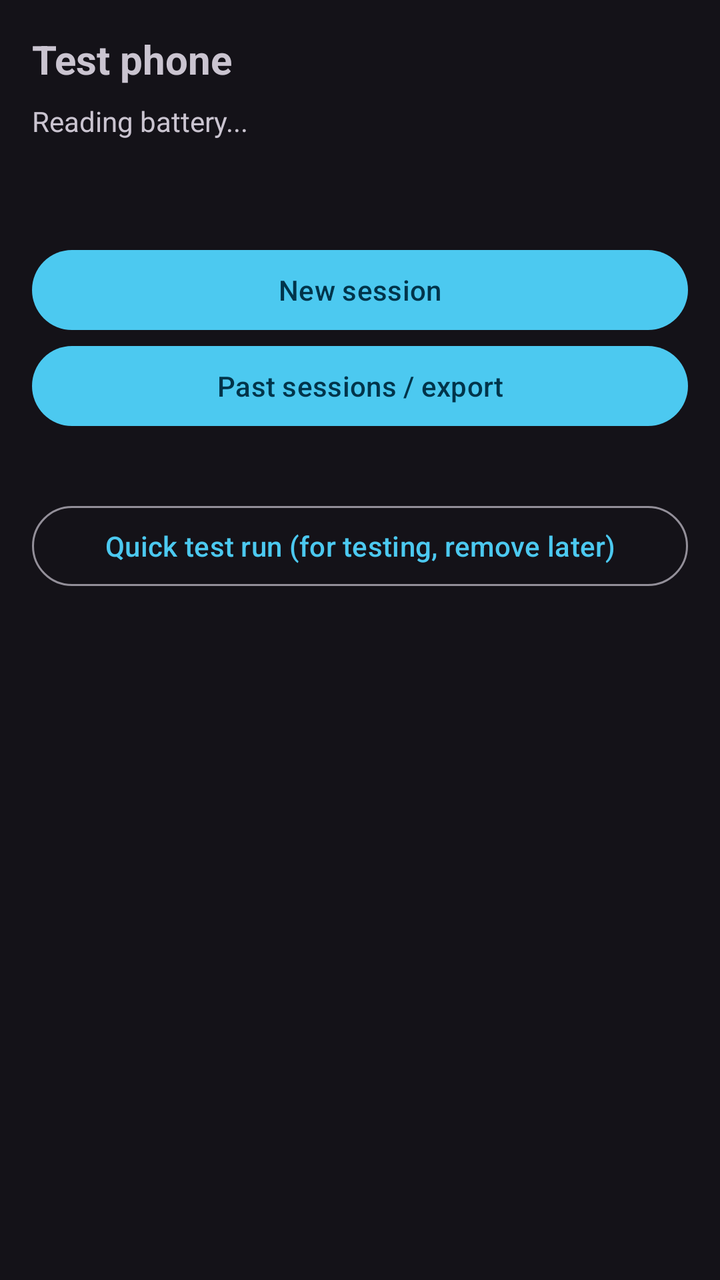
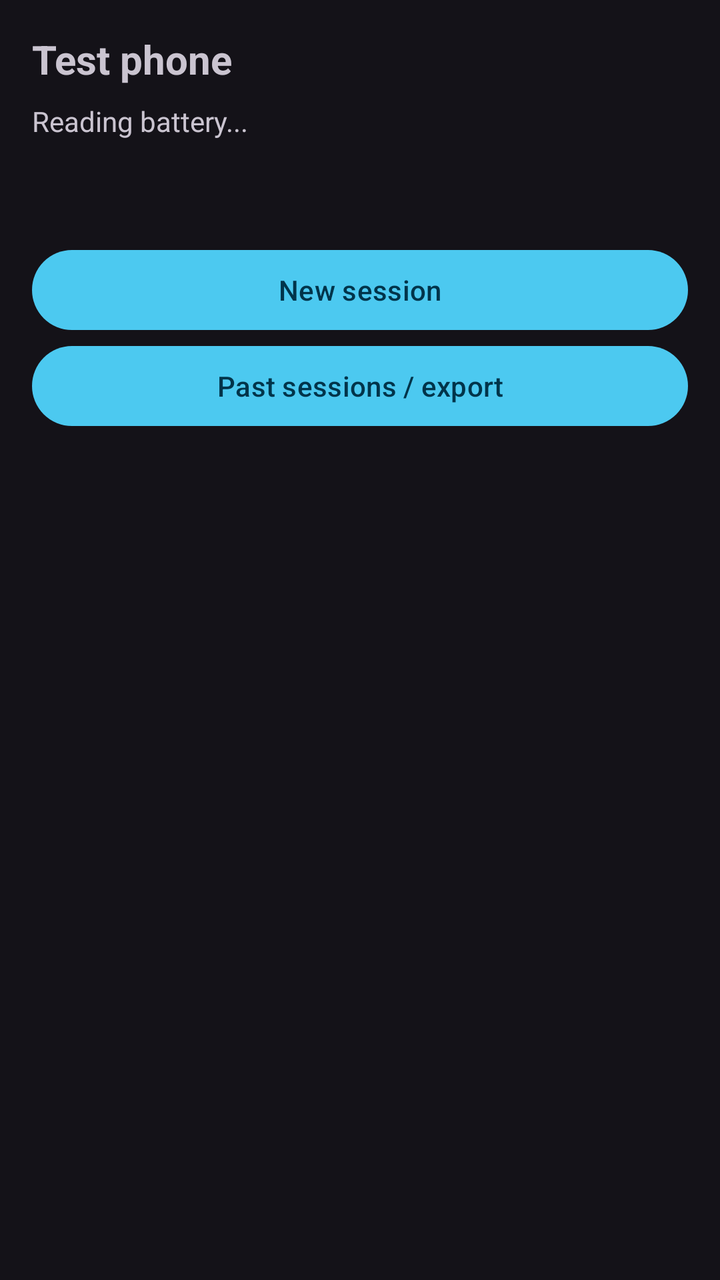

An Android layout rendered at two revisions. The XML below is the earlier revision; the diff shows what the commit changed to produce the second picture.
<!-- AndroidManifest.xml: application theme Theme.S15CodecTest -->
<!-- res/layout/activity_main.xml -->
<?xml version="1.0" encoding="utf-8"?>
<ScrollView xmlns:android="http://schemas.android.com/apk/res/android"
    android:layout_width="match_parent"
    android:layout_height="match_parent">

    <LinearLayout
        android:layout_width="match_parent"
        android:layout_height="wrap_content"
        android:orientation="vertical"
        android:padding="16dp">

        <TextView
            android:layout_width="wrap_content"
            android:layout_height="wrap_content"
            android:text="Test phone"
            android:textSize="20sp"
            android:textStyle="bold" />

        <TextView
            android:id="@+id/phoneInfo"
            android:layout_width="match_parent"
            android:layout_height="wrap_content"
            android:layout_marginTop="8dp"
            android:text="Reading battery..." />

        <TextView
            android:id="@+id/warning"
            android:layout_width="match_parent"
            android:layout_height="wrap_content"
            android:layout_marginTop="8dp"
            android:textColor="#FF5252" />

        <Button
            android:id="@+id/runningButton"
            android:layout_width="match_parent"
            android:layout_height="wrap_content"
            android:layout_marginTop="24dp"
            android:text="Session running - open it"
            android:visibility="gone" />

        <Button
            android:id="@+id/newSessionButton"
            android:layout_width="match_parent"
            android:layout_height="wrap_content"
            android:layout_marginTop="24dp"
            android:text="New session" />

        <Button
            android:id="@+id/sessionsButton"
            android:layout_width="match_parent"
            android:layout_height="wrap_content"
            android:text="Past sessions / export" />

        <Button
            android:id="@+id/quickTestButton"
            style="@style/Widget.Material3.Button.OutlinedButton"
            android:layout_width="match_parent"
            android:layout_height="wrap_content"
            android:layout_marginTop="32dp"
            android:text="Quick test run (for testing, remove later)" />
    </LinearLayout>
</ScrollView>
<!-- resources referenced by this layout -->
<resources>
  <style name="Theme.S15CodecTest" parent="Theme.Material3.Dark">
          <item name="colorPrimary">#4CC9F0</item>
          <item name="colorOnPrimary">#00344A</item>
          <item name="android:statusBarColor">#000000</item>
      </style>
</resources>

<!-- the commit's change to res/layout/activity_main.xml (unified diff, before → after) -->
@@ -50,13 +50,5 @@
             android:layout_width="match_parent"
             android:layout_height="wrap_content"
             android:text="Past sessions / export" />
-
-        <Button
-            android:id="@+id/quickTestButton"
-            style="@style/Widget.Material3.Button.OutlinedButton"
-            android:layout_width="match_parent"
-            android:layout_height="wrap_content"
-            android:layout_marginTop="32dp"
-            android:text="Quick test run (for testing, remove later)" />
     </LinearLayout>
 </ScrollView>
